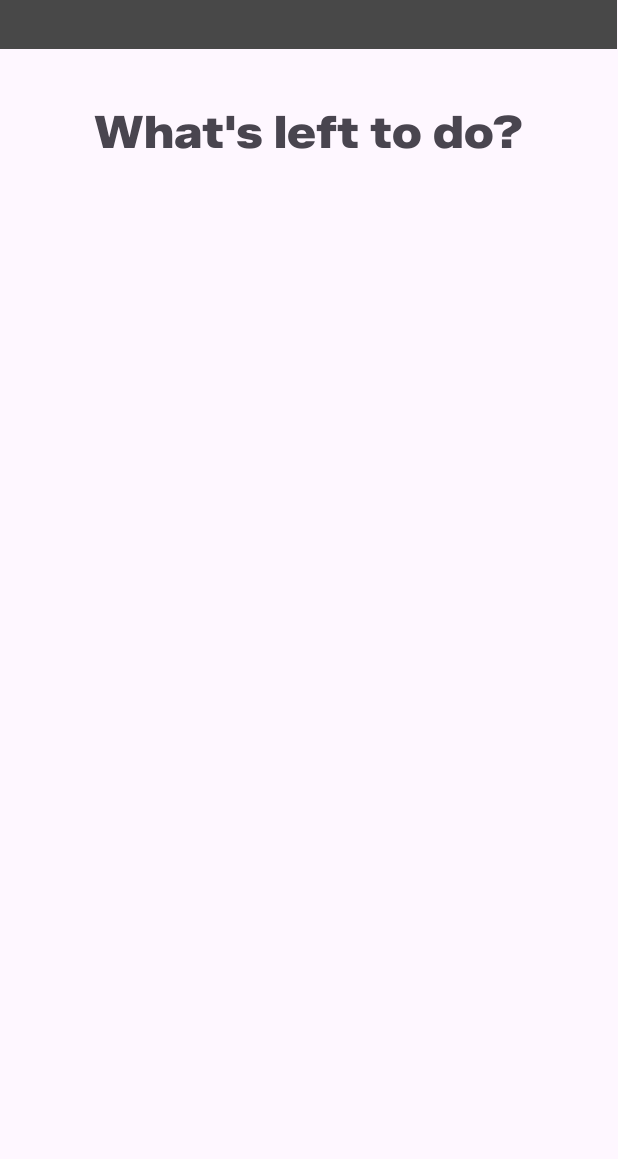
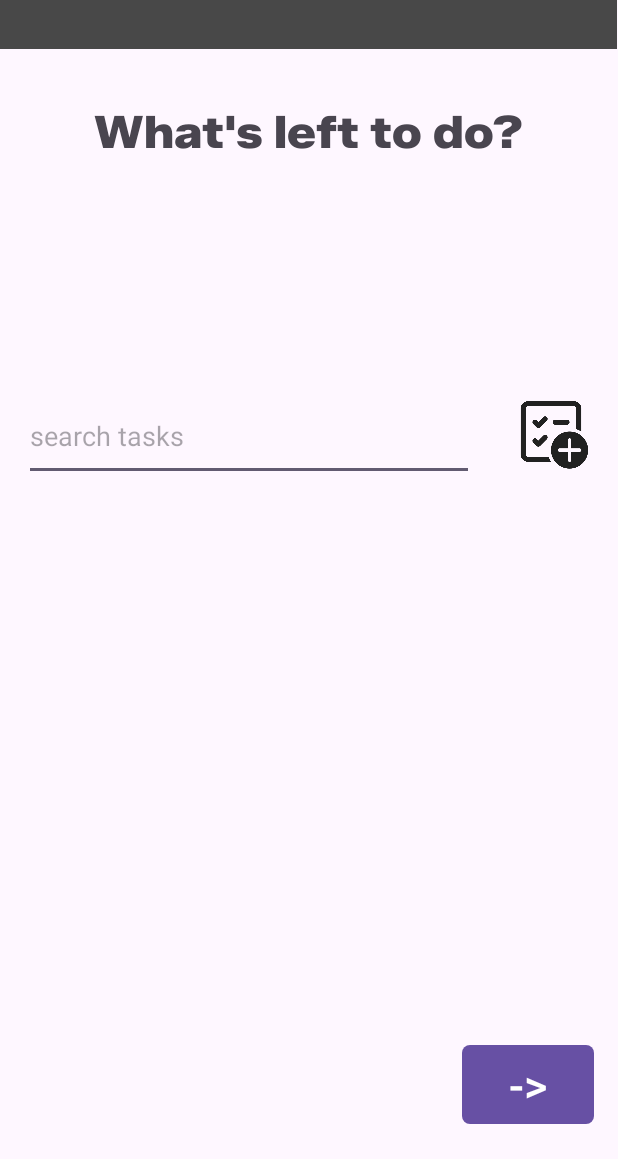
Before and after one commit to devlabsmobile98-ops/lab2_hitlist, an Android app: the Homepage screen opened directly, with no data from a screen before it, on a phone screen of 412 x 824 dp, the part 77-1236 px from its top. Run offline under Robolectric (Android 15) with nearby library versions, the phone set to English and light mode, and no system bars.

Commit message:
homepage

```diff
--- a/app/src/main/res/layout/activity_homepage.xml
+++ b/app/src/main/res/layout/activity_homepage.xml
@@ -39,4 +39,44 @@
         app:fontFamily="@font/zalando_sans_semi_expanded_black"
         app:titleTextAppearance="@font/zalando_sans_semi_expanded_black"/>
 
+    <EditText
+        android:id="@+id/Search_box"
+        android:layout_width="300dp"
+        android:layout_height="60dp"
+        android:layout_marginTop="228dp"
+        android:ems="10"
+        android:hint="@string/hint"
+        android:inputType="text"
+        app:layout_constraintEnd_toEndOf="parent"
+        app:layout_constraintHorizontal_bias="0.144"
+        app:layout_constraintStart_toStartOf="parent"
+        app:layout_constraintTop_toBottomOf="@+id/toolbar" />
+
+    <Button
+        android:id="@+id/goNext"
+        android:layout_width="wrap_content"
+        android:layout_height="wrap_content"
+        android:text="@string/goNext"
+        android:textSize="30sp"
+        app:cornerRadius="5dp"
+        app:layout_constraintBottom_toBottomOf="parent"
+        app:layout_constraintEnd_toEndOf="parent"
+        app:layout_constraintHorizontal_bias="0.95"
+        app:layout_constraintStart_toStartOf="parent"
+        app:layout_constraintTop_toBottomOf="@+id/Search_box"
+        app:layout_constraintVertical_bias="0.951" />
+
+    <ImageView
+        android:id="@+id/imageView"
+        android:layout_width="57dp"
+        android:layout_height="54dp"
+        android:layout_marginTop="228dp"
+        app:layout_constraintBottom_toTopOf="@+id/goNext"
+        app:layout_constraintEnd_toEndOf="parent"
+        app:layout_constraintHorizontal_bias="0.578"
+        app:layout_constraintStart_toEndOf="@+id/Search_box"
+        app:layout_constraintTop_toBottomOf="@+id/toolbar"
+        app:layout_constraintVertical_bias="0.0"
+        app:srcCompat="@drawable/_675554_ic_fluent_task_list_square_icon" />
+
 </androidx.constraintlayout.widget.ConstraintLayout>
--- a/app/src/main/res/values/strings.xml
+++ b/app/src/main/res/values/strings.xml
@@ -1,3 +1,5 @@
 <resources>
     <string name="app_name">H I T L I S T</string>
+    <string name="goNext">-></string>
+    <string name="hint">search tasks</string>
 </resources>
```
Also changed, not shown: app/src/main/res/drawable/_675554_ic_fluent_task_list_square_icon.png (added).
